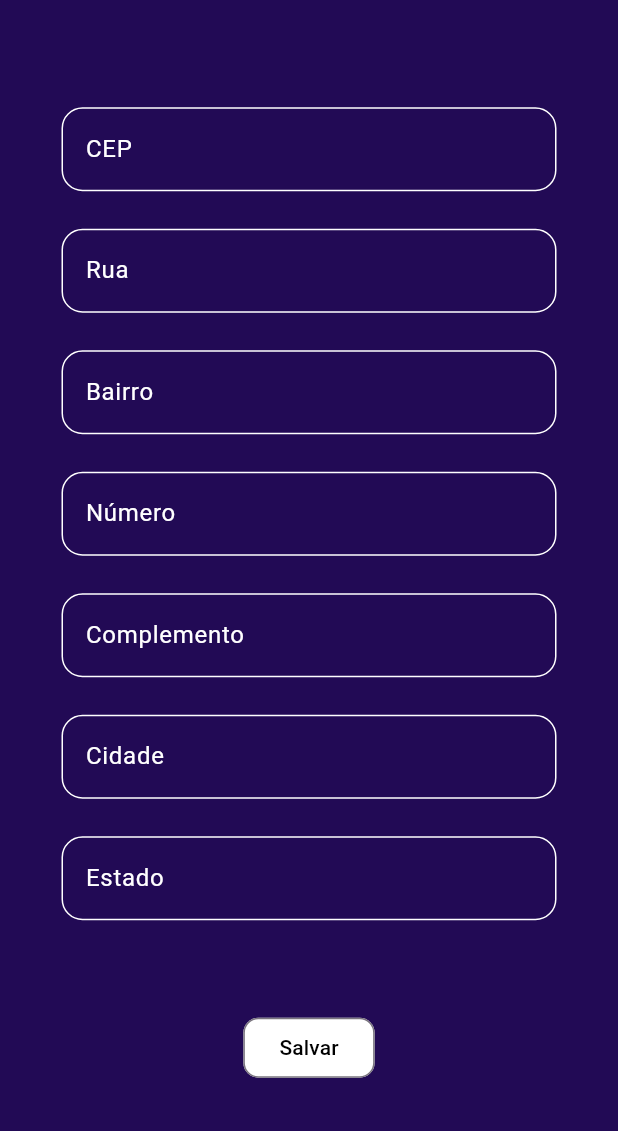
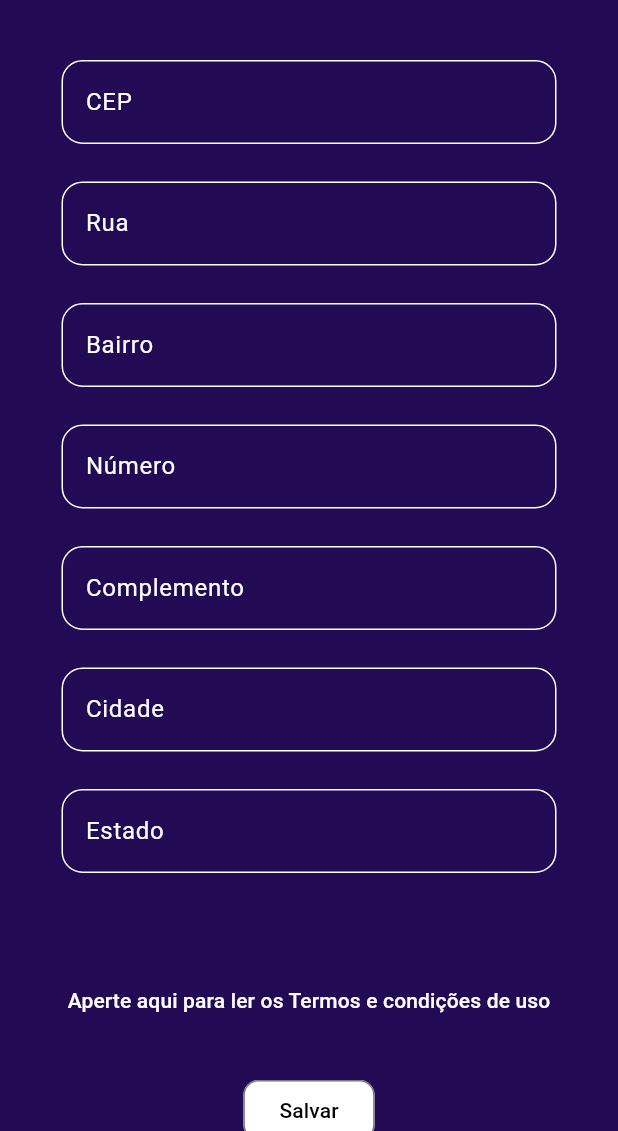
Before and after one commit to ViniciusG1403/conecta-trabalho-app, a Flutter app: the LocalizationPage screen opened directly with empty values, on a phone screen of 412 x 824 dp, the part 105-1236 px from its top. Run offline on Flutter 3.47's test engine with Material 3 defaults, Android fonts, the light colour scheme and no system bars; our stand-ins replace go_router, shared_preferences; accounts and stored records are empty.

Commit message:
Adiciona termos de uso

```diff
--- /dev/null
+++ b/lib/pages/register/archives/termos-uso.dart
@@ -0,0 +1,37 @@
+String termosDeUso = '''
+Termos de Uso do Aplicativo Conecta Trabalho
+
+1. Aceitação dos Termos
+Ao utilizar o aplicativo Conecta Trabalho, o usuário concorda integralmente com os termos e condições aqui estabelecidos.
+
+2. Coleta e Uso de Dados Pessoais e Profissionais
+2.1. Dados Coletados: Este aplicativo coleta os seguintes dados:
+   - Para todos os usuários: Nome, email, senha, endereço (CEP, rua, bairro, cidade, complemento, número da casa), e localização atual.
+   - Para trabalhadores: Profissão, habilidades, setor, número de telefone, currículo, URL do portfólio, imagem de perfil.
+   - Para empresas: Nome da empresa, setor, descrição da empresa, website.
+
+2.2. Finalidade da Coleta: Os dados coletados são utilizados para facilitar a conexão entre trabalhadores e contratantes, oferecer serviços personalizados e melhorar a experiência de uso do aplicativo.
+
+3. Consentimento e Revogação
+3.1. O usuário, ao aceitar estes Termos de Uso, concede consentimento explícito para a coleta, tratamento e compartilhamento de seus dados conforme descrito neste documento.
+3.2. O usuário pode revogar seu consentimento a qualquer momento, o que pode limitar sua capacidade de utilizar certos recursos do aplicativo.
+
+4. Segurança dos Dados
+Comprometemo-nos a implementar medidas de segurança para proteger os dados dos usuários contra acessos não autorizados ou tratamento inadequado.
+
+5. Responsabilidades dos Usuários
+5.1. Os usuários são responsáveis pela precisão e veracidade dos dados fornecidos.
+5.2. Os usuários devem manter a confidencialidade de suas informações de login.
+
+6. Limitação de Responsabilidade
+O Conecta Trabalho não é responsável por interações ou contratos firmados entre trabalhadores e contratantes através do aplicativo.
+
+7. Alterações nos Termos de Uso
+Reservamos o direito de alterar estes Termos de Uso a qualquer momento. As alterações entrarão em vigor imediatamente após a publicação no aplicativo.
+
+8. Lei Aplicável e Jurisdição
+Estes Termos de Uso são regidos pela legislação brasileira. Qualquer disputa relacionada a estes termos será submetida ao foro da comarca de [Inserir Localidade].
+
+9. Contato
+Em caso de dúvidas ou para mais informações, os usuários podem entrar em contato através de [Inserir Informações de Contato].
+''';
--- a/lib/pages/register/localization-page.dart
+++ b/lib/pages/register/localization-page.dart
@@ -1,3 +1,4 @@
+import 'package:conectatrabalho/pages/register/modals/terms-modal.dart';
 import 'package:conectatrabalho/pages/register/models/cep-model.dart';
 import 'package:conectatrabalho/pages/register/services/cep-service.dart';
 import 'package:conectatrabalho/pages/register/services/validate-fields-service.dart';
@@ -26,6 +27,7 @@
   final GlobalKey<FormState> _formKey = GlobalKey<FormState>();
   bool _isCharging = false;
   ValueNotifier<String> responseNotifier = ValueNotifier('');
+  bool _isAceptedTerms = false;
 
   @override
   void initState() {
@@ -42,6 +44,10 @@
   Future<String> toModel() async {
     if (!_formKey.currentState!.validate()) {
       return 'Por favor, preencha todos os campos obrigatórios';
+    }
+
+    if (_isAceptedTerms == false) {
+      return 'Por favor, aceite os termos e condições de uso';
     }
 
     setState(() {
@@ -130,7 +136,7 @@
                   const SizedBox(height: 25),
                   _buildTextField(
                       _stateController, 'Estado', 'Por favor, insira o estado'),
-                  const SizedBox(height: 40),
+                  const SizedBox(height: 20),
                   ValueListenableBuilder<String>(
                     valueListenable: responseNotifier,
                     builder: (context, value, _) {
@@ -138,6 +144,19 @@
                           style: const TextStyle(color: Colors.white));
                     },
                   ),
+                  const SizedBox(height: 20),
+                  TextButton(
+                      onPressed: () => {
+                            showTermsAndCondition(context).then((value) => {
+                                  setState(() {
+                                    _isAceptedTerms = value;
+                                  })
+                                })
+                          },
+                      child: const Text(
+                          'Aperte aqui para ler os Termos e condições de uso',
+                          style: TextStyle(color: Colors.white))),
+                  const SizedBox(height: 25),
                   _buildSaveButton(),
                 ],
               ),
```
Also changed, not shown: lib/pages/register/modals/terms-modal.dart (added, +88 -0 lines).
